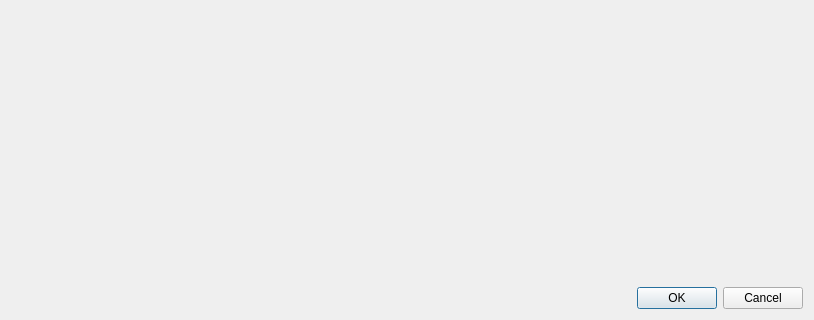
Above: designer/edit_window.ui from yazanzaid00/anki__editor_edit_html_extended before the change; both pictures show x 0 to 814 and y 583 to 903 of the 814 by 903 pixel window. Below: the same form after it.
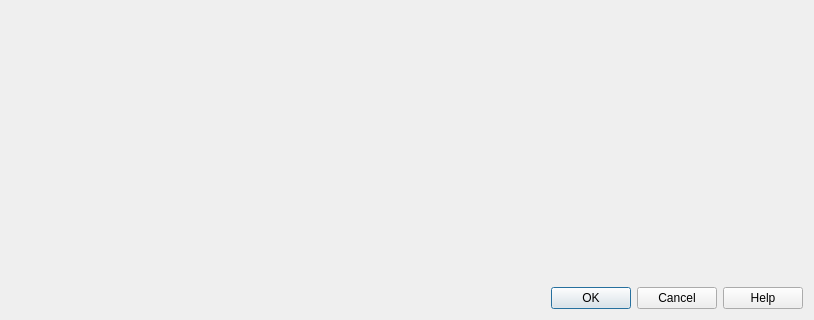
That is the form after the change.

What changed in the file:
```diff
--- a/designer/edit_window.ui
+++ b/designer/edit_window.ui
@@ -91,7 +91,7 @@
       <enum>Qt::Horizontal</enum>
      </property>
      <property name="standardButtons">
-      <set>QDialogButtonBox::Cancel|QDialogButtonBox::Ok</set>
+      <set>QDialogButtonBox::Cancel|QDialogButtonBox::Help|QDialogButtonBox::Ok</set>
      </property>
     </widget>
    </item>
```
